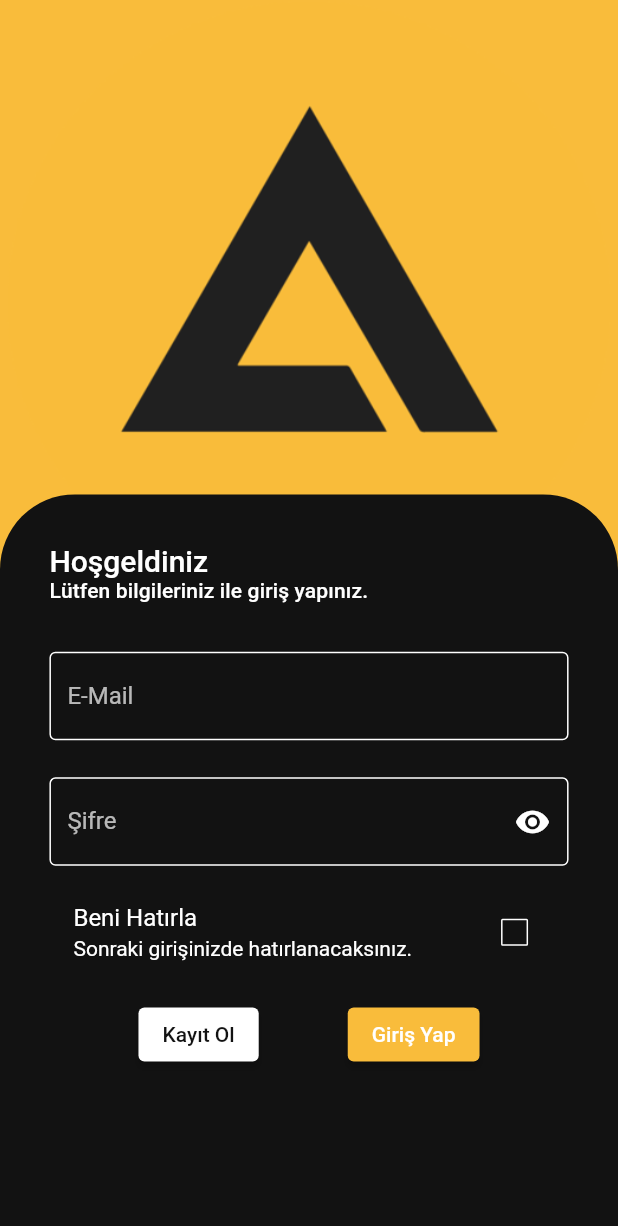
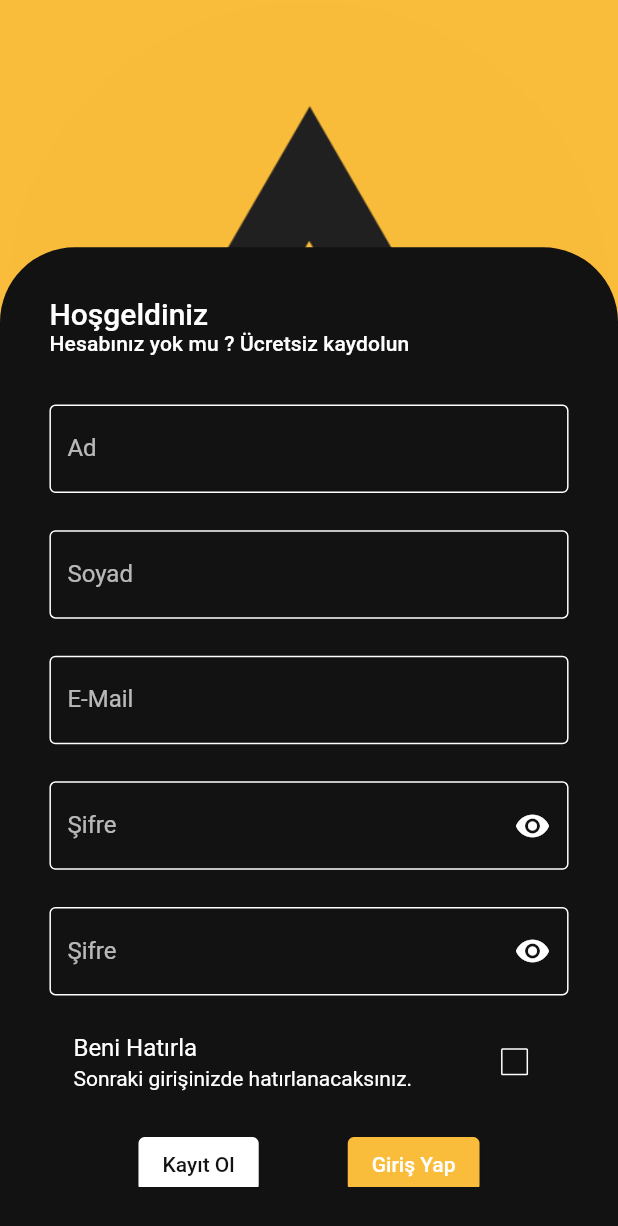
Before and after one commit to UKTQT/Product-Catalogue-Flutter, a Flutter app: the screen it shows after launch, after a tap on "Kayıt Ol", on a phone screen of 412 x 824 dp. Shown: the top 1226 px of the screen. Run offline on Flutter 3.47's test engine with Material 2 defaults, Android fonts, the phone set to English and light mode, and no system bars.

Commit message:
register view create

```diff
--- a/lib/core/constants/navigation/navigation_constant.dart
+++ b/lib/core/constants/navigation/navigation_constant.dart
@@ -1,4 +1,5 @@
 class NavigationConstant {
   static const String DEFAULT = '/';
   static const String LOGIN = '/loginView';
+  static const String REGISTER = '/registerView';
 }
--- a/lib/core/init/navigation/navigation_route.dart
+++ b/lib/core/init/navigation/navigation_route.dart
@@ -1,6 +1,7 @@
 import 'package:flutter/material.dart';
 import 'package:product_catalogue_flutter/core/constants/navigation/navigation_constant.dart';
 import 'package:product_catalogue_flutter/feature/auth/login/view/login_view.dart';
+import 'package:product_catalogue_flutter/feature/auth/register/view/register_view.dart';
 
 import '../../../feature/auth/splash/view/splash_view.dart';
 
@@ -18,6 +19,9 @@ class NavigationRoute {
       case NavigationConstant.LOGIN:
         return normalNavigate(
             widget: LoginView(), pageName: NavigationConstant.LOGIN);
+      case NavigationConstant.REGISTER:
+        return normalNavigate(
+            widget: RegisterView(), pageName: NavigationConstant.REGISTER);
 
       default:
         return normalNavigate(
--- a/lib/feature/auth/login/view/login_view.dart
+++ b/lib/feature/auth/login/view/login_view.dart
@@ -1,4 +1,5 @@
 import 'package:flutter/material.dart';
+import 'package:product_catalogue_flutter/core/constants/navigation/navigation_constant.dart';
 import 'package:product_catalogue_flutter/feature/auth/login/viewModel/login_view_model.dart';
 import 'package:provider/provider.dart';
 
@@ -187,7 +188,9 @@ class LoginView extends StatelessWidget {
                 mainAxisAlignment: MainAxisAlignment.spaceEvenly,
                 children: [
                   ElevatedButton(
-                    onPressed: () {},
+                    onPressed: () {
+                      Navigator.pushNamed(context, NavigationConstant.REGISTER);
+                    },
                     style: ElevatedButton.styleFrom(
                         primary: context.themeWhiteColor),
                     child: Text(
--- a/lib/feature/auth/login/viewModel/login_view_model.dart
+++ b/lib/feature/auth/login/viewModel/login_view_model.dart
@@ -1,5 +1,6 @@
 import 'package:flutter/material.dart';
-import 'package:product_catalogue_flutter/feature/auth/login/service/login_service.dart';
+
+import '../service/login_service.dart';
 
 class LoginViewModel extends ChangeNotifier {
   final LoginService _loginService = LoginService();
--- a/lib/feature/auth/register/service/register_service.dart
+++ b/lib/feature/auth/register/service/register_service.dart
@@ -0,0 +1 @@
+class RegisterService {}
--- a/lib/feature/auth/register/view/register_view.dart
+++ b/lib/feature/auth/register/view/register_view.dart
@@ -0,0 +1,317 @@
+import 'package:flutter/material.dart';
+import 'package:provider/provider.dart';
+
+import '../../../../core/constants/app/app_constant.dart';
+import '../../../../core/extensions/padding_extension/padding_extension.dart';
+import '../../../../core/extensions/color_extension/color_extension.dart';
+import '../viewModel/register_view_model.dart';
+
+class RegisterView extends StatelessWidget {
+  RegisterView({Key? key}) : super(key: key);
+
+  final _formKey = GlobalKey<FormState>();
+  final _nameController = TextEditingController();
+  final _surNameController = TextEditingController();
+  final _emailController = TextEditingController();
+  final _passwordController = TextEditingController();
+  final _passwordAgainController = TextEditingController();
+
+  @override
+  Widget build(BuildContext context) {
+    return ChangeNotifierProvider<RegisterViewModel>(
+      lazy: false,
+      create: (context) => RegisterViewModel(),
+      builder: (context, child) {
+        return Scaffold(
+          body: SizedBox(
+            height: MediaQuery.of(context).size.height,
+            child: Stack(
+              alignment: Alignment.bottomCenter,
+              children: [
+                Container(
+                  alignment: Alignment.topCenter,
+                  color: context.themeMainColor1,
+                  width: double.maxFinite,
+                  height: MediaQuery.of(context).size.height,
+                  child: appLogo(context),
+                ),
+                Container(
+                  height: MediaQuery.of(context).size.height * 0.8,
+                  width: double.maxFinite,
+                  decoration: BoxDecoration(
+                      color: context.themeMainColor2,
+                      borderRadius: const BorderRadius.only(
+                          topLeft: Radius.circular(50),
+                          topRight: Radius.circular(50))),
+                  child: Padding(
+                    padding: EdgeInsets.symmetric(
+                      horizontal: context.veryHighWidthPadding2,
+                      vertical: context.mediumHeightPadding2,
+                    ),
+                    child: SingleChildScrollView(
+                        child: registerFormItems(context)),
+                  ),
+                )
+              ],
+            ),
+          ),
+        );
+      },
+    );
+  }
+
+  Hero appLogo(BuildContext context) {
+    return Hero(
+      tag: 'app_logo',
+      child: Image(
+        width: MediaQuery.of(context).size.width * 0.98,
+        image: AssetImage(
+          AppConstant.instance!.APP_LOGO_PATH,
+        ),
+      ),
+    );
+  }
+
+  Column registerFormItems(BuildContext context) {
+    return Column(
+      children: [
+        Row(
+          children: [
+            Text('Hoşgeldiniz',
+                style: Theme.of(context)
+                    .textTheme
+                    .titleLarge!
+                    .copyWith(color: context.themeWhiteColor))
+          ],
+        ),
+        Row(
+          children: [
+            Text('Hesabınız yok mu ? Ücretsiz kaydolun',
+                style: Theme.of(context)
+                    .textTheme
+                    .titleSmall!
+                    .copyWith(color: context.themeWhiteColor))
+          ],
+        ),
+        SizedBox(height: context.mediumHeightPadding2),
+        Form(
+          key: _formKey,
+          child: Column(
+            children: [
+              TextFormField(
+                controller: _nameController,
+                validator: (value) {
+                  if (value == null || value.isEmpty) {
+                    return 'İsim boş geçilemez.';
+                  }
+                  return null;
+                },
+                style: TextStyle(color: context.themeWhiteColor),
+                decoration: InputDecoration(
+                  labelText: 'Ad',
+                  labelStyle: TextStyle(color: context.themeWhite70Color),
+                  enabledBorder: OutlineInputBorder(
+                    borderSide:
+                        BorderSide(color: context.themeWhiteColor, width: 1.0),
+                  ),
+                  focusedBorder: OutlineInputBorder(
+                    borderSide:
+                        BorderSide(color: context.themeWhiteColor, width: 2.0),
+                  ),
+                ),
+              ),
+              SizedBox(
+                height: context.mediumHeightPadding,
+              ),
+              TextFormField(
+                controller: _surNameController,
+                validator: (value) {
+                  if (value == null || value.isEmpty) {
+                    return 'Soyad boş geçilemez.';
+                  }
+                  return null;
+                },
+                style: TextStyle(color: context.themeWhiteColor),
+                decoration: InputDecoration(
+                  labelText: 'Soyad',
+                  labelStyle: TextStyle(color: context.themeWhite70Color),
+                  enabledBorder: OutlineInputBorder(
+                    borderSide:
+                        BorderSide(color: context.themeWhiteColor, width: 1.0),
+                  ),
+                  focusedBorder: OutlineInputBorder(
+                    borderSide:
+                        BorderSide(color: context.themeWhiteColor, width: 2.0),
+                  ),
+                ),
+              ),
+              SizedBox(
+                height: context.mediumHeightPadding,
+              ),
+              TextFormField(
+                controller: _emailController,
+                validator: (value) {
+                  if (value == null || value.isEmpty) {
+                    return 'Email boş geçilemez.';
+                  }
+                  return null;
+                },
+                style: TextStyle(color: context.themeWhiteColor),
+                decoration: InputDecoration(
+                  labelText: AppConstant.instance!.EMAIL,
+                  labelStyle: TextStyle(color: context.themeWhite70Color),
+                  enabledBorder: OutlineInputBorder(
+                    borderSide:
+                        BorderSide(color: context.themeWhiteColor, width: 1.0),
+                  ),
+                  focusedBorder: OutlineInputBorder(
+                    borderSide:
+                        BorderSide(color: context.themeWhiteColor, width: 2.0),
+                  ),
+                ),
+              ),
+              SizedBox(
+                height: context.mediumHeightPadding,
+              ),
+              TextFormField(
+                controller: _passwordAgainController,
+                obscureText:
+                    context.watch<RegisterViewModel>().passwordVisiblility,
+                validator: (value) {
+                  if (value == null || value.isEmpty) {
+                    return 'Şifre boş geçilemez.';
+                  } else if (value.length < 6 || value.length > 20) {
+                    return 'Şifre 6 - 20 karakter olmalıdır.';
+                  } else if (value.contains(' ')) {
+                    return 'Boş karakter girilemez';
+                  }
+                  return null;
+                },
+                style: TextStyle(color: context.themeWhiteColor),
+                decoration: InputDecoration(
+                  labelText: AppConstant.instance!.PASS,
+                  labelStyle: TextStyle(color: context.themeWhite70Color),
+                  suffixIcon: IconButton(
+                    onPressed: () {
+                      context.read<RegisterViewModel>().passVisibilityChange();
+                    },
+                    icon: context
+                                .watch<RegisterViewModel>()
+                                .passwordVisiblility ==
+                            true
+                        ? Icon(
+                            Icons.visibility,
+                            color: context.themeWhiteColor,
+                          )
+                        : Icon(
+                            Icons.visibility_off,
+                            color: context.themeWhiteColor,
+                          ),
+                  ),
+                  enabledBorder: OutlineInputBorder(
+                    borderSide:
+                        BorderSide(color: context.themeWhiteColor, width: 1.0),
+                  ),
+                  focusedBorder: OutlineInputBorder(
+                    borderSide:
+                        BorderSide(color: context.themeWhiteColor, width: 2.0),
+                  ),
+                ),
+              ),
+              SizedBox(
+                height: context.mediumHeightPadding,
+              ),
+              TextFormField(
+                controller: _passwordController,
+                obscureText:
+                    context.watch<RegisterViewModel>().passwordVisiblility,
+                validator: (value) {
+                  if (value == null || value.isEmpty) {
+                    return 'Şifre boş geçilemez.';
+                  } else if (value.length < 6 || value.length > 20) {
+                    return 'Şifre 6 - 20 karakter olmalıdır.';
+                  } else if (value.contains(' ')) {
+                    return 'Boş karakter girilemez';
+                  }
+                  return null;
+                },
+                style: TextStyle(color: context.themeWhiteColor),
+                decoration: InputDecoration(
+                  labelText: AppConstant.instance!.PASS,
+                  labelStyle: TextStyle(color: context.themeWhite70Color),
+                  suffixIcon: IconButton(
+                    onPressed: () {
+                      context.read<RegisterViewModel>().passVisibilityChange();
+                    },
+                    icon: context
+                                .watch<RegisterViewModel>()
+                                .passwordVisiblility ==
+                            true
+                        ? Icon(
+                            Icons.visibility,
+                            color: context.themeWhiteColor,
+                          )
+                        : Icon(
+                            Icons.visibility_off,
+                            color: context.themeWhiteColor,
+                          ),
+                  ),
+                  enabledBorder: OutlineInputBorder(
+                    borderSide:
+                        BorderSide(color: context.themeWhiteColor, width: 1.0),
+                  ),
+                  focusedBorder: OutlineInputBorder(
+                    borderSide:
+                        BorderSide(color: context.themeWhiteColor, width: 2.0),
+                  ),
+                ),
+              ),
+              SizedBox(
+                height: context.lowHeightPadding,
+              ),
+              CheckboxListTile(
+                value: context.watch<RegisterViewModel>().checkBoxValue,
+                title: Text(AppConstant.instance!.REMEMBER,
+                    style: TextStyle(color: context.themeWhiteColor)),
+                subtitle: Text(
+                  AppConstant.instance!.REMEMBER_SUB,
+                  style: TextStyle(color: context.themeWhiteColor),
+                ),
+                onChanged: (value) {
+                  context.read<RegisterViewModel>().checkBoxChange(value!);
+                },
+                activeColor: context.themeMainColor1,
+                side: BorderSide(color: context.themeWhiteColor),
+              ),
+              SizedBox(
+                height: context.lowHeightPadding,
+              ),
+              Row(
+                mainAxisAlignment: MainAxisAlignment.spaceEvenly,
+                children: [
+                  ElevatedButton(
+                    onPressed: () {},
+                    style: ElevatedButton.styleFrom(
+                        primary: context.themeWhiteColor),
+                    child: Text(
+                      AppConstant.instance!.REGISTER,
+                      style: TextStyle(color: context.themeMainColor2),
+                    ),
+                  ),
+                  ElevatedButton(
+                    onPressed: () {
+                      if (_formKey.currentState!.validate()) {}
+                    },
+                    style: ElevatedButton.styleFrom(
+                        primary: context.themeMainColor1),
+                    child: Text(AppConstant.instance!.LOGIN),
+                  ),
+                ],
+              )
+            ],
+          ),
+        ),
+      ],
+    );
+  }
+}
--- a/lib/feature/auth/register/viewModel/register_view_model.dart
+++ b/lib/feature/auth/register/viewModel/register_view_model.dart
@@ -0,0 +1,26 @@
+import 'package:flutter/cupertino.dart';
+
+import 'package:flutter/material.dart';
+
+import '../service/register_service.dart';
+
+class RegisterViewModel extends ChangeNotifier {
+  final RegisterService _registerService = RegisterService();
+
+  //Form Items
+  bool _passwordVisiblility = true;
+  bool get passwordVisiblility => _passwordVisiblility;
+
+  void passVisibilityChange() {
+    _passwordVisiblility = !passwordVisiblility;
+    notifyListeners();
+  }
+
+  bool _checkBoxValue = false;
+  bool get checkBoxValue => _checkBoxValue;
+
+  void checkBoxChange(bool value) {
+    _checkBoxValue = value;
+    notifyListeners();
+  }
+}
```
